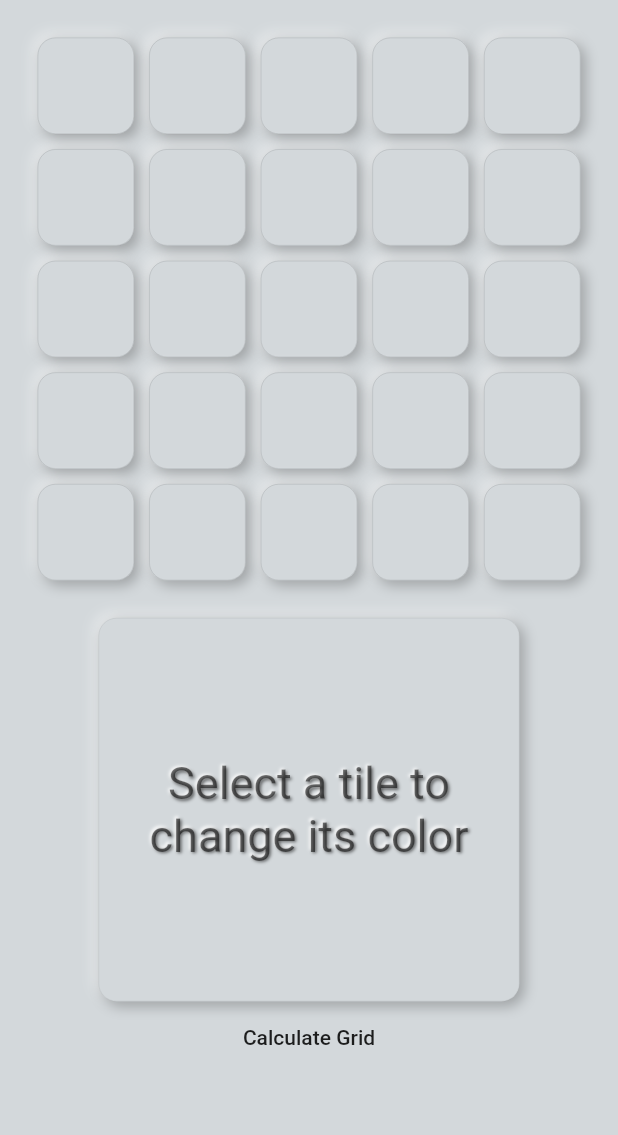
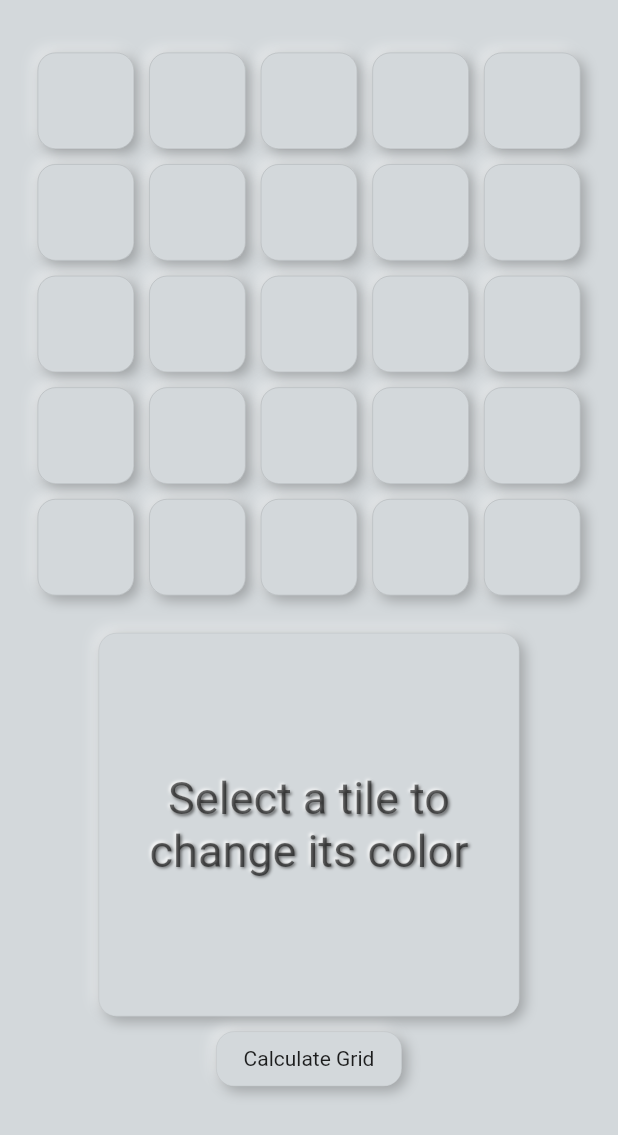
Before and after one commit to evey-dev/color_grid, a Flutter app: the screen it shows after launch, on a phone screen of 412 x 824 dp. Shown: the top 1135 px of the screen. Run offline on Flutter 3.47's test engine with Material 2 defaults, Android fonts, the phone set to English and light mode, and no system bars; drawn by our look-alikes of flutter_neumorphic; our stand-ins replace flutter_colorpicker.

Commit message:
small tweaks

```diff
--- a/lib/main.dart
+++ b/lib/main.dart
@@ -92,7 +92,6 @@ class _MyAppState extends State<MyApp> {
       for (var i = 0; i < gridHeight*gridWidth; i++)
         Tile(
           index: i,
-          size: 100,
           setSelected: setSelected,
           addToUserTiles: addToUserTiles,
         )
@@ -112,6 +111,7 @@ class _MyAppState extends State<MyApp> {
       home: Scaffold(
         body: Column(
           children: [
+            SizedBox(height: 10,),
             DragAndDropGridView(
               gridDelegate: SliverGridDelegateWithFixedCrossAxisCount(
                 crossAxisCount: gridWidth,
@@ -140,6 +140,7 @@ class _MyAppState extends State<MyApp> {
                 tiles[oldIndex].index = oldIndex;
                 setSelected(newIndex);
                 setState(() {});
+                recalculate();
               },
             ),
             Neumorphic(
@@ -163,7 +164,17 @@ class _MyAppState extends State<MyApp> {
                   }
               ),
             ),
-            MaterialButton(
+            SizedBox(height: 10,),
+            NeumorphicButton(
+              style: NeumorphicStyle(
+                shape: NeumorphicShape.flat,
+                boxShape: NeumorphicBoxShape.roundRect(BorderRadius.circular(12)),
+                depth: 6,
+                lightSource: LightSource.topLeft,
+                intensity: .5,
+                color: const Color(0xFFD3D8DB),
+                border: const NeumorphicBorder(color: Colors.black12),
+              ),
               child: Text('Calculate Grid'),
               onPressed: recalculate,
             ),
--- a/lib/tile.dart
+++ b/lib/tile.dart
@@ -4,14 +4,13 @@ class Tile extends StatefulWidget {
   ValueNotifier<Color> userColor = ValueNotifier(Colors.transparent);
   ValueNotifier<Color> autoColor = ValueNotifier(Colors.transparent);
   ValueNotifier<bool> selected = ValueNotifier(false);
-  final double size;
   bool dot = false;
   int index;
   final void Function(int) setSelected;
   final void Function(int, bool) addToUserTiles;
 
 
-  Tile({required this.index, required this.size, required this.setSelected, required this.addToUserTiles, Key? key}) : super(key: key);
+  Tile({required this.index, required this.setSelected, required this.addToUserTiles, Key? key}) : super(key: key);
 
   @override
   _TileState createState() => _TileState();
@@ -53,14 +52,7 @@ class _TileState extends State<Tile> {
                 ),
                 padding: const EdgeInsets.all(2),
                 child: Container(
-                  height: widget.size,
-                  width: widget.size,
                   padding: const EdgeInsets.all(5),
-                  // decoration: BoxDecoration(
-                  //   borderRadius: BorderRadius.all(Radius.circular(widget.size / 10)),
-                  //   color: widget.color,
-                  //   border: Border.all(color: Colors.black12),
-                  // ),
                   child: Align(
                     alignment: Alignment.bottomRight,
                     child: Icon(
```
